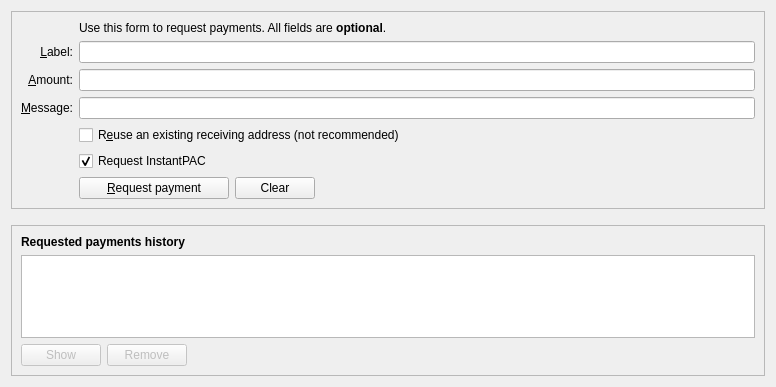
Above: src/qt/forms/receivecoinsdialog.ui from theRealDijida/PAC before the change. Below: the same form after it.
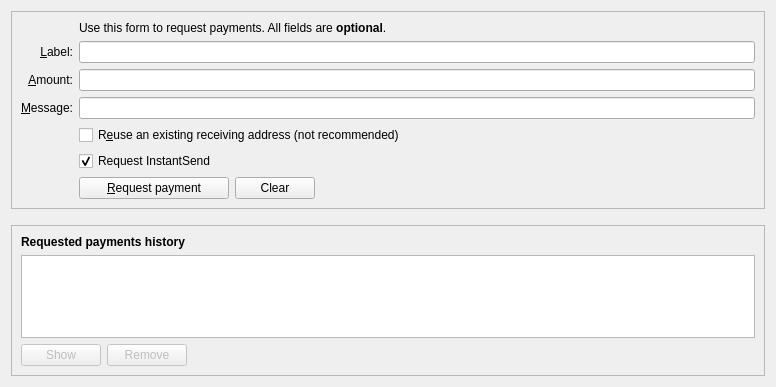
That is the form after the change. Custom widgets are drawn as their Qt base class.

```diff
--- a/src/qt/forms/receivecoinsdialog.ui
+++ b/src/qt/forms/receivecoinsdialog.ui
@@ -186,7 +186,7 @@
         <item row="8" column="2">
          <widget class="QCheckBox" name="checkUseInstantSend">
           <property name="text">
-           <string>Request InstantPAC</string>
+           <string>Request InstantSend</string>
           </property>
           <property name="checked">
            <bool>true</bool>
```
Left out of the diff: 4 changed lines with no effect on the pictures.
